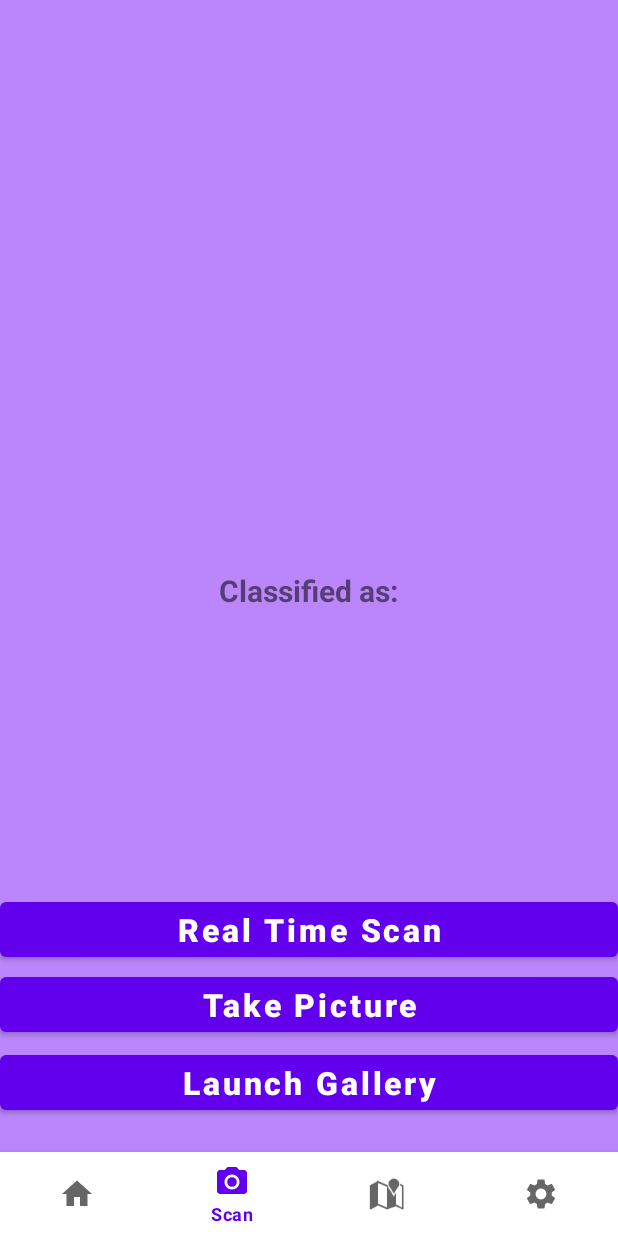
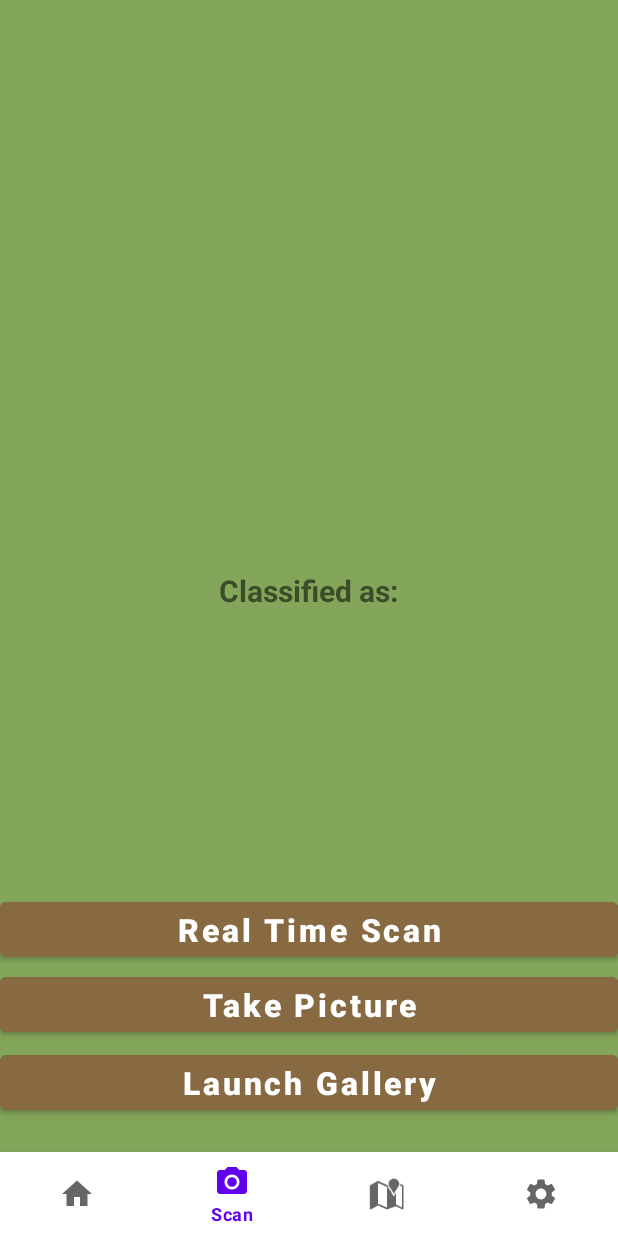
Before and after one commit to aauu1234/mobile_cw2, an Android app: the fragment Home placed in its activity, item 2 of the bottom bar chosen, on a phone screen of 412 x 824 dp. Run offline under Robolectric (Android 15) with nearby library versions, the phone set to English and light mode, and no system bars; libraries missing offline, so code that uses them is left out: androidx.camera.core, androidx.camera.lifecycle, androidx.camera.view; plain views replace PreviewView; 10 statements that could not run were skipped.

Commit message:
Plant Library editing

```diff
--- a/finish/src/main/AndroidManifest.xml
+++ b/finish/src/main/AndroidManifest.xml
@@ -54,7 +54,8 @@
 <!--            android:enabled="true"-->
 <!--            android:exported="false">-->
 <!--        </receiver>-->
-<receiver android:name=".GeofenceBroadcastReceiver"/>
+<receiver android:name=".GeofenceBroadcastReceiver"
+/>
 
 
     </application>
--- a/finish/src/main/java/org/tensorflow/lite/examples/classification/MainActivity2.kt
+++ b/finish/src/main/java/org/tensorflow/lite/examples/classification/MainActivity2.kt
@@ -6,16 +6,20 @@ import android.os.Build
 import androidx.appcompat.app.AppCompatActivity
 import android.os.Bundle
 import android.view.LayoutInflater
+import androidx.activity.viewModels
 import androidx.annotation.RequiresApi
 import androidx.core.app.ActivityCompat
 import androidx.core.content.ContextCompat
 import androidx.fragment.app.Fragment
+import androidx.lifecycle.ViewModelProvider
 import org.tensorflow.lite.examples.classification.databinding.ActivityMain2Binding
 
 //import org.tensorflow.lite.examples.classification.binding.ActivityMainBinding
 
 
 class MainActivity2 : AppCompatActivity() {
+
+
 
 private lateinit var binding: ActivityMain2Binding
 
--- a/finish/src/main/java/org/tensorflow/lite/examples/classification/Map.kt
+++ b/finish/src/main/java/org/tensorflow/lite/examples/classification/Map.kt
@@ -332,7 +332,7 @@ class Map : Fragment() {
 
     private fun onMarkerClick(marker:Marker){
 
-        Toast.makeText(requireContext(),"sad",Toast.LENGTH_SHORT).show()
+       // Toast.makeText(requireContext(),"sad",Toast.LENGTH_SHORT).show()
         val bundle=Bundle()
         bundle.putString("plantName",marker.title)
         var dialog=PlantInfoDialog()
--- a/finish/src/main/java/org/tensorflow/lite/examples/classification/plantList/ParentAdapter.kt
+++ b/finish/src/main/java/org/tensorflow/lite/examples/classification/plantList/ParentAdapter.kt
@@ -1,5 +1,6 @@
 package org.tensorflow.lite.examples.classification.plantList
 
+import android.graphics.Color
 import android.view.LayoutInflater
 import android.view.View
 import android.view.ViewGroup
@@ -29,6 +30,17 @@ class ParentAdapter(private var parentList: List<ParentItem>,private val fragmen
         holder.logoIv.setImageResource(parentItem.logo)
         holder.titleTv.text = parentItem.title
 
+        // Set the background color based on the position
+        // Set the background color based on the parent item's title
+        val backgroundColor = when (parentItem.title) {
+            "Eatable Plants" -> Color.parseColor("#55C65A")
+            "Neutral And Non-Eatable Plants" -> Color.parseColor("#ECDA3E")
+            "Toxic Plants" -> Color.parseColor("#D63B30")
+            "Extreme Toxic Plants" -> Color.parseColor("#800080") // Purple
+            else -> Color.WHITE
+        }
+        holder.childRecyclerView.setBackgroundColor(backgroundColor)
+
         holder.childRecyclerView.setHasFixedSize(true)
         holder.childRecyclerView.layoutManager = GridLayoutManager(holder.itemView.context, 3)
         val adapter = ChildAdapter(parentItem.mList,fragmentManager)
--- a/finish/src/main/res/layout/fragment_scan.xml
+++ b/finish/src/main/res/layout/fragment_scan.xml
@@ -1,10 +1,10 @@
 <?xml version="1.0" encoding="utf-8"?>
 <FrameLayout xmlns:android="http://schemas.android.com/apk/res/android"
+    xmlns:app="http://schemas.android.com/apk/res-auto"
     xmlns:tools="http://schemas.android.com/tools"
-    xmlns:app="http://schemas.android.com/apk/res-auto"
     android:layout_width="match_parent"
     android:layout_height="match_parent"
-    android:background="@color/purple_200"
+    android:background="#83A65A"
     tools:context=".Scan">
 
     <!-- TODO: Update blank fragment layout -->
@@ -28,10 +28,10 @@
             android:id="@+id/NPOS2"
             android:layout_width="wrap_content"
             android:layout_height="wrap_content"
+            android:layout_below="@+id/result"
+            android:layout_centerHorizontal="true"
+
             android:backgroundTint="#BAB827"
-            android:layout_below="@+id/result"
-
-            android:layout_centerHorizontal="true"
             android:text="無毒"
             tools:layout_editor_absoluteY="503dp" />
 
@@ -39,21 +39,20 @@
             android:id="@+id/POS2"
             android:layout_width="wrap_content"
             android:layout_height="wrap_content"
+            android:layout_below="@+id/result"
+            android:layout_centerHorizontal="true"
+
             android:backgroundTint="#CA1111"
-            android:layout_below="@+id/result"
-
-            android:layout_centerHorizontal="true"
             android:text="有毒" />
 
         <Button
             android:id="@+id/EPOS2"
             android:layout_width="wrap_content"
             android:layout_height="wrap_content"
+            android:layout_below="@+id/result"
+            android:layout_centerHorizontal="true"
             android:backgroundTint="#C80DC5"
             android:text="劇毒"
-            android:layout_below="@+id/result"
-
-            android:layout_centerHorizontal="true"
             app:layout_constraintBottom_toBottomOf="parent"
             app:layout_constraintRight_toRightOf="parent" />
 
@@ -64,6 +63,7 @@
             android:layout_alignParentBottom="true"
             android:layout_centerVertical="true"
             android:layout_marginBottom="180dp"
+            android:backgroundTint="#876A41"
             android:text="Real Time Scan"
             android:textAllCaps="false"
             android:textSize="21sp"
@@ -73,8 +73,7 @@
             android:id="@+id/imageView2"
             android:layout_width="370sp"
             android:layout_height="370sp"
-            android:layout_centerHorizontal="true"
-            />
+            android:layout_centerHorizontal="true" />
 
         <Button
             android:id="@+id/button2"
@@ -83,6 +82,7 @@
             android:layout_alignParentBottom="true"
             android:layout_centerVertical="true"
             android:layout_marginBottom="78dp"
+            android:backgroundTint="#876A41"
             android:text="Launch Gallery"
             android:textAllCaps="false"
             android:textSize="21sp"
@@ -119,6 +119,7 @@
             android:layout_above="@id/button2"
             android:layout_centerVertical="true"
             android:layout_marginBottom="3dp"
+            android:backgroundTint="#876A41"
             android:text="Take Picture"
             android:textAllCaps="false"
             android:textSize="21sp"
--- a/finish/src/main/res/layout/parent_item.xml
+++ b/finish/src/main/res/layout/parent_item.xml
@@ -10,7 +10,8 @@
 
     <androidx.constraintlayout.widget.ConstraintLayout
         android:layout_width="match_parent"
-        android:layout_height="wrap_content">
+        android:layout_height="wrap_content"
+        android:background="#A8E660">
 
         <androidx.constraintlayout.widget.ConstraintLayout
             android:id="@+id/constraintLayout"
```
Also changed, not shown: finish/src/main/java/org/tensorflow/lite/examples/classification/GeofenceBroadcastReceiver.kt (+17 -3 lines), finish/src/main/java/org/tensorflow/lite/examples/classification/Setting.kt (+7 -0 lines).
